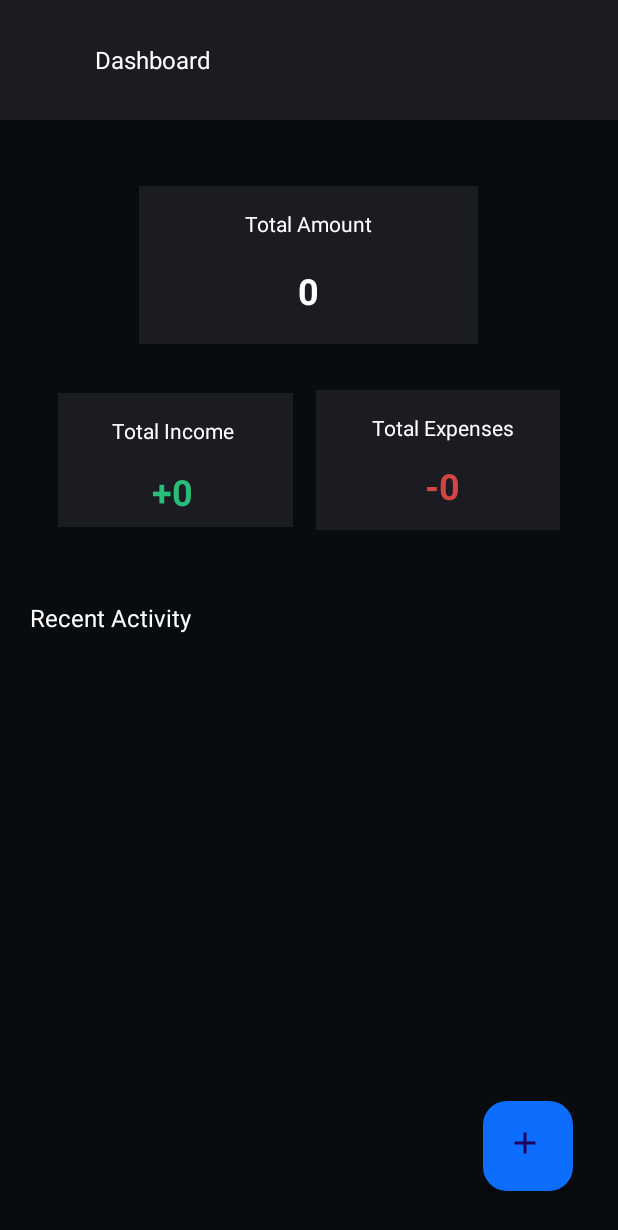
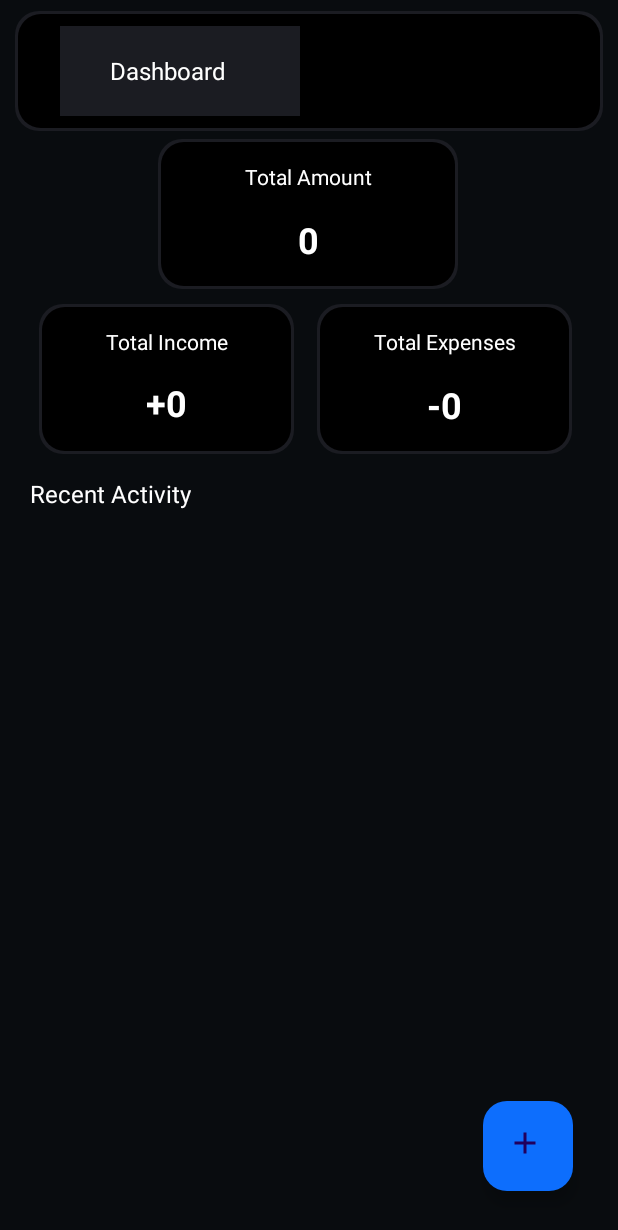
Before and after one commit to Bharath-1410/ExpenesesTrackerApp, an Android app: the screen it shows after launch (MainActivity), on a phone screen of 412 x 824 dp. Shown: the top 1230 px of the screen. Run offline under Robolectric (Android 15) with nearby library versions, the light colour scheme and no system bars.

```diff
--- a/app/src/main/java/com/example/expensetracker/CustomRecyclerView.java
+++ b/app/src/main/java/com/example/expensetracker/CustomRecyclerView.java
@@ -16,7 +16,7 @@ import java.util.ArrayList;
 import java.util.Collections;
 
 public class CustomRecyclerView extends RecyclerView.Adapter<CustomRecyclerView.ViewHolder> {
-    public ArrayList<Integer> id;
+    private ArrayList<Integer> id;
     private ArrayList<ImageView> images;
     private static ArrayList<Boolean> itemSelectedStates;
     private ArrayList<String> expenseAmount;
@@ -119,9 +119,8 @@ public class CustomRecyclerView extends RecyclerView.Adapter<CustomRecyclerView.
         String type = expenseType.get(position);
         String tag = expenseTag.get(position);
         String note = expenseNote.get(position);
-        holder.bindData(sno,name, amount, type,tag, date,note);
+        holder.bindData(sno,name, String.valueOf(sno),type,tag, date,note);
     }
-
     public void setOnItemClickListener(OnItemClickListener listener){
         onItemClickListener = listener;
     }
@@ -139,13 +138,12 @@ public class CustomRecyclerView extends RecyclerView.Adapter<CustomRecyclerView.
     }
     public int getIdAtPosition(int position) {
         Log.e("check", "getIdAtPosition: "+id);
-        Log.e("check", "getIdAtPosition: "+expenseCustomName);
+        Log.e("check", "getIdAtPosition: "+expenseCustomName.size());
         if (position >= 0 && position < id.size()) {
             return id.get(position); // Assuming your ArrayList contains objects with an "id" field
         }
         return -1;
     }
-
 
     public String getDateAtPosition(int position) {
         if (position >= 0 && position < expenseDate.size()) {
--- a/app/src/main/java/com/example/expensetracker/DBHelper.java
+++ b/app/src/main/java/com/example/expensetracker/DBHelper.java
@@ -39,8 +39,7 @@ public class DBHelper extends SQLiteOpenHelper {
 
     @Override
     public void onUpgrade(SQLiteDatabase db, int oldVersion, int newVersion) {
-        // Upgrade your database here if needed
-        // This method is called when the DATABASE_VERSION is incremented
+
     }
     public static void updateTransaction(int sno, Transaction transaction,Context context) {
         try{
--- a/app/src/main/java/com/example/expensetracker/Dashboard.java
+++ b/app/src/main/java/com/example/expensetracker/Dashboard.java
@@ -96,11 +96,11 @@ public class Dashboard extends Fragment {
         ArrayList<String> updatedExpenseTag = new ArrayList<>();
         ArrayList<String> updatedExpenseDate = new ArrayList<>();
         ArrayList<String> updatedExpenseNote = new ArrayList<>();
-        ArrayList<Integer> upddatedId = new ArrayList<>();
+        ArrayList<Integer> updatedId = new ArrayList<>();
         ArrayList<ImageView> images = new ArrayList<>();
 
         for (ArrayList<String> row : incomeData) {
-            upddatedId.add(Integer.parseInt(row.get(0)));
+            updatedId.add(Integer.parseInt(row.get(0)));
             updatedExpenseCustomName.add(row.get(1));
             updatedExpenseAmount.add(row.get(2));
             updatedExpenseType.add(row.get(3));
@@ -109,7 +109,7 @@ public class Dashboard extends Fragment {
             updatedExpenseNote.add(row.get(6));
             images.add(Expenses.img);
         }
-        CustomRecyclerView customRecyclerView = new CustomRecyclerView(upddatedId,images, updatedExpenseAmount,updatedExpenseType, updatedExpenseTag, updatedExpenseDate, updatedExpenseCustomName,updatedExpenseNote,context);
+        CustomRecyclerView customRecyclerView = new CustomRecyclerView(updatedId,images, updatedExpenseAmount,updatedExpenseType, updatedExpenseTag, updatedExpenseDate, updatedExpenseCustomName,updatedExpenseNote,context);
         recyclerView.setLayoutManager(new LinearLayoutManager(context));
         recyclerView.setAdapter(customRecyclerView);
         setAllAmounts(context);
@@ -117,7 +117,6 @@ public class Dashboard extends Fragment {
             @Override
             public void onItemClick(int position) {
                 try {
-                    System.out.println("maya");
                     Intent intent = new Intent(context, ExpensesDetails.class);
                     String customName = customRecyclerView.getCustomNameAtPosition(position);
                     String tag = customRecyclerView.getTagAtPosition(position);
@@ -126,7 +125,7 @@ public class Dashboard extends Fragment {
                     String note = customRecyclerView.getNoteAtPosition(position);
                     String type = customRecyclerView.getTypeAtPosition(position);
                     int id = customRecyclerView.getIdAtPosition(position);
-//                    Log.e("check", ""+customRecyclerView.id);
+                    Log.e("position", "Position :" +position );
                     intent.putExtra("customName", customName);
                     intent.putExtra("tag", tag);
                     intent.putExtra("date", date);
@@ -146,18 +145,17 @@ public class Dashboard extends Fragment {
             @Override
             public void onItemLongClick(int position) {
                 try {
-                    int removedId = upddatedId.remove(position);
+                    customRecyclerView.notifyItemRemoved(position);
+                    int removedId = updatedId.remove(position);
                     updatedExpenseAmount.remove(position);
                     updatedExpenseDate.remove(position);
                     updatedExpenseNote.remove(position);
                     updatedExpenseTag.remove(position);
                     updatedExpenseType.remove(position);
                     updatedExpenseCustomName.remove(position);
-                    customRecyclerView.notifyItemRemoved(position);
                     DBHelper.deleteRecord(context.getApplicationContext(), removedId);
                     setAllAmounts(context);
-
-                    Log.i("ExpenseTracker", "Dashboard onItemLongClick: Deletion Successful ");
+                    Log.i("ExpenseTracker", "Dashboard onItemLongClick: Deletion Successful "+position);
                 } catch (Exception e) {
                     Log.e("ExpenseTracker", "Dashboard onItemLongClick: " + e.toString());
                 }
--- a/app/src/main/java/com/example/expensetracker/MainActivity.java
+++ b/app/src/main/java/com/example/expensetracker/MainActivity.java
@@ -21,6 +21,7 @@ import java.util.ArrayList;
 
 public class MainActivity extends AppCompatActivity {
     ArrayList<String> dashboardOptions= new ArrayList<>();
+    public static String currentFragment;
 
     @Override
     protected void onCreate(Bundle savedInstanceState) {
@@ -63,7 +64,8 @@ public class MainActivity extends AppCompatActivity {
                                     .addToBackStack("Expenses")
                                     .commit();
                         }
-                    Log.d("ExpenseTracker", "onItemSelected() called with: parent = [" + parent + "], view = [" + view + "], position = [" + position + "], id = [" + id + "]"+"CurrentOption = ["+selectedItem+"]");
+                        currentFragment = selectedItem;
+                    Log.d("ExpenseTracker", "onItemSelected() called with:"+"CurrentOption = ["+selectedItem+"]");
                     }catch (Exception e){
                         Log.e("ExpenseTracker","onItemSelected"+e.toString());
                     }
--- /dev/null
+++ b/app/src/main/res/drawable/round_edges.xml
@@ -0,0 +1,20 @@
+<?xml version="1.0" encoding="utf-8"?>
+<layer-list xmlns:android="http://schemas.android.com/apk/res/android">
+    <item>
+        <shape android:shape="rectangle">
+            <solid android:color="@color/shadowColor"/>
+            <corners android:radius="16dp" />
+        </shape>
+    </item>
+
+    <item
+        android:left="2dp"
+        android:right="2dp"
+        android:top="2dp"
+        android:bottom="2dp">
+        <shape android:shape="rectangle">
+            <solid android:color="@color/black"/>
+            <corners android:radius="15dp" />
+        </shape>
+    </item>
+</layer-list>
--- a/app/src/main/res/layout/activity_main.xml
+++ b/app/src/main/res/layout/activity_main.xml
@@ -3,12 +3,15 @@
     xmlns:app="http://schemas.android.com/apk/res-auto"
     xmlns:tools="http://schemas.android.com/tools"
     android:layout_width="match_parent"
-    android:layout_height="match_parent">
+    android:layout_height="match_parent"
+    android:background="@color/background"
+    android:backgroundTint="@color/background">
 
     <LinearLayout
         android:id="@+id/linearLayout4"
         android:layout_width="0dp"
         android:layout_height="0dp"
+        android:layout_marginTop="7dp"
         android:orientation="vertical"
         app:layout_constraintBottom_toBottomOf="parent"
         app:layout_constraintEnd_toEndOf="parent"
@@ -19,7 +22,9 @@
             android:id="@+id/toolbar"
             android:layout_width="match_parent"
             android:layout_height="80dp"
-            android:background="@color/subBackGround"
+            android:layout_marginLeft="10dp"
+            android:layout_marginRight="10dp"
+            android:background="@drawable/round_edges"
             android:gravity="start|center_vertical"
             android:paddingStart="30dp"
             android:paddingEnd="30dp"
@@ -32,8 +37,8 @@
                 android:id="@+id/dashBoard"
                 android:layout_width="160dp"
                 android:layout_height="60dp"
-                android:background="@color/subBackGround"
-                android:popupBackground="@color/subBackGround"
+                android:background="@color/smoke"
+                android:popupBackground="@color/smoke"
                 app:layout_constraintStart_toStartOf="parent"
                 app:layout_constraintTop_toTopOf="parent" />
         </androidx.appcompat.widget.Toolbar>
@@ -41,8 +46,8 @@
         <ScrollView
             android:layout_width="match_parent"
             android:layout_height="match_parent"
-            android:background="@color/charcoal"
-            android:backgroundTint="@color/charcoal"
+            android:background="@color/background"
+            android:backgroundTint="@color/background"
             android:fadeScrollbars="true"
             android:fillViewport="true"
             android:scrollX="0dp"
--- a/app/src/main/res/layout/fragment_dashboard.xml
+++ b/app/src/main/res/layout/fragment_dashboard.xml
@@ -13,11 +13,10 @@
 
         <LinearLayout
             android:id="@+id/linearLayout3"
-            android:layout_width="226dp"
-            android:layout_height="105dp"
-            android:layout_marginTop="44dp"
-            android:background="@color/subBackGround"
-            android:backgroundTint="@color/subBackGround"
+            android:layout_width="200dp"
+            android:layout_height="100dp"
+            android:layout_marginTop="5dp"
+            android:background="@drawable/round_edges"
             android:orientation="vertical"
             app:layout_constraintEnd_toEndOf="parent"
             app:layout_constraintHorizontal_bias="0.497"
@@ -31,7 +30,7 @@
                 android:gravity="center"
                 android:paddingTop="15dp"
                 android:text="Total Amount"
-                android:textColor="#FFFFFF" />
+                android:textColor="@color/textColor" />
 
             <TextView
                 android:id="@+id/totalAmount"
@@ -41,7 +40,7 @@
                 android:gravity="center"
                 android:text="12000"
                 android:textAlignment="gravity"
-                android:textColor="#FFFFFF"
+                android:textColor="@color/textColor"
                 android:textColorHighlight="#000000"
                 android:textSize="24sp"
                 android:textStyle="bold" />
@@ -50,27 +49,24 @@
 
         <LinearLayout
             android:id="@+id/linearLayout"
-            android:layout_width="345dp"
-            android:layout_height="123dp"
-            android:layout_marginTop="16dp"
+            android:layout_width="match_parent"
+            android:layout_height="120dp"
+            android:layout_marginLeft="15dp"
+            android:layout_marginRight="20dp"
             android:gravity="center"
             android:orientation="horizontal"
-            android:paddingLeft="5dp"
-            android:paddingTop="5dp"
-            android:paddingRight="5dp"
-            android:paddingBottom="5dp"
             app:layout_constraintEnd_toEndOf="parent"
-            app:layout_constraintHorizontal_bias="0.5"
             app:layout_constraintStart_toStartOf="parent"
             app:layout_constraintTop_toBottomOf="@+id/linearLayout3">
 
             <LinearLayout
-                android:layout_width="161dp"
-                android:layout_height="89dp"
+                android:layout_width="170dp"
+                android:layout_height="100dp"
+                android:layout_marginTop="0dp"
                 android:layout_marginRight="15dp"
-                android:background="@color/subBackGround"
-                android:backgroundTint="@color/subBackGround"
 
+                android:layout_marginBottom="0dp"
+                android:background="@drawable/round_edges"
                 android:orientation="vertical">
 
                 <TextView
@@ -80,7 +76,7 @@
                     android:gravity="center"
                     android:paddingTop="15dp"
                     android:text="Total Income"
-                    android:textColor="#FFFFFF" />
+                    android:textColor="@color/textColor" />
 
                 <TextView
                     android:id="@+id/totalIncome"
@@ -88,7 +84,7 @@
                     android:layout_height="62dp"
                     android:gravity="center"
                     android:text="+15000"
-                    android:textColor="@color/saving"
+                    android:textColor="@color/textColor"
                     android:textSize="24sp"
                     android:textStyle="normal|bold"
                     app:layout_constraintWidth_percent="0.5" />
@@ -97,10 +93,11 @@
             </LinearLayout>
 
             <LinearLayout
-                android:layout_width="168dp"
-                android:layout_height="93dp"
-                android:background="@color/subBackGround"
-                android:backgroundTint="@color/subBackGround"
+                android:layout_width="170dp"
+                android:layout_height="100dp"
+                android:layout_marginTop="0dp"
+                android:layout_marginBottom="0dp"
+                android:background="@drawable/round_edges"
                 android:orientation="vertical">
 
                 <TextView
@@ -110,7 +107,7 @@
                     android:gravity="center"
                     android:paddingTop="15dp"
                     android:text="Total Expenses"
-                    android:textColor="#FFFFFF" />
+                    android:textColor="@color/textColor" />
 
                 <TextView
                     android:id="@+id/totalExpenses"
@@ -118,7 +115,7 @@
                     android:layout_height="match_parent"
                     android:gravity="center"
                     android:text="-1000"
-                    android:textColor="@color/expense"
+                    android:textColor="@color/textColor"
                     android:textSize="24sp"
                     android:textStyle="normal|bold" />
 
@@ -142,9 +139,9 @@
                 android:layout_width="wrap_content"
                 android:layout_height="wrap_content"
                 android:layout_marginStart="20dp"
-                android:layout_marginTop="32dp"
+                android:layout_marginTop="5dp"
                 android:text="Recent Activity"
-                android:textColor="@android:color/white"
+                android:textColor="@color/textColor"
                 android:textSize="16sp" />
 
             <androidx.recyclerview.widget.RecyclerView
@@ -152,10 +149,9 @@
                 android:layout_width="match_parent"
                 android:layout_height="match_parent"
                 android:layout_marginLeft="5dp"
-                android:layout_marginTop="20dp"
+                android:layout_marginTop="5dp"
                 android:layout_marginRight="5dp"
                 android:paddingLeft="10dp"
-                android:paddingTop="10dp"
                 android:paddingRight="10dp">
 
             </androidx.recyclerview.widget.RecyclerView>
--- a/app/src/main/res/values/colors.xml
+++ b/app/src/main/res/values/colors.xml
@@ -1,13 +1,22 @@
 <?xml version="1.0" encoding="utf-8"?>
 <resources>
     <color name="black">#000000</color>
-    <color name="white">#FFFFFF</color>
+    <color name="white">#ffffff</color>
+    <color name="textColor">#ffffff</color>
     <color name="dark_gray">#1E1E1E</color>
     <color name="charcoal">#090c0f</color>
     <color name="subBackGround">#1b1c22</color>
     <color name="blue">#0d6efd</color>
+    <color name="shadowColor">#1b1c22</color>
+<!--    <color name="shadowColor">#B8D7E9</color>-->
     <color name="green">#28BD78</color>
     <color name="warning">#e64545</color>
     <color name="saving">#28BD78</color>
+    <color name="background">#090c0f</color>
+<!--    <color name="background">#c8d7f6</color>-->
     <color name="expense">#d44444</color>
+    <color name="smoke">#1b1c22</color>
+<!--    <color name="smoke">#dee8fa</color>-->
+    <color name="neumorphism">#F0F0F0</color>
+    <color name="baseColor">#E0F5FF</color>
 </resources>
```
Also changed, not shown: app/src/main/java/com/example/expensetracker/AddCustomExpenses.java (+9 -2 lines), app/src/main/java/com/example/expensetracker/Expenses.java (+19 -13 lines), app/src/main/java/com/example/expensetracker/ExpensesDetails.java (+7 -6 lines), app/src/main/java/com/example/expensetracker/Savings.java (+24 -18 lines), app/src/main/res/layout/expenses_recycler_view.xml (+6 -7 lines), app/src/main/res/layout/fragment_expenses.xml (+22 -22 lines), app/src/main/res/layout/fragment_savings.xml (+25 -24 lines). Lines whose indentation alone changed are shown as unchanged.
